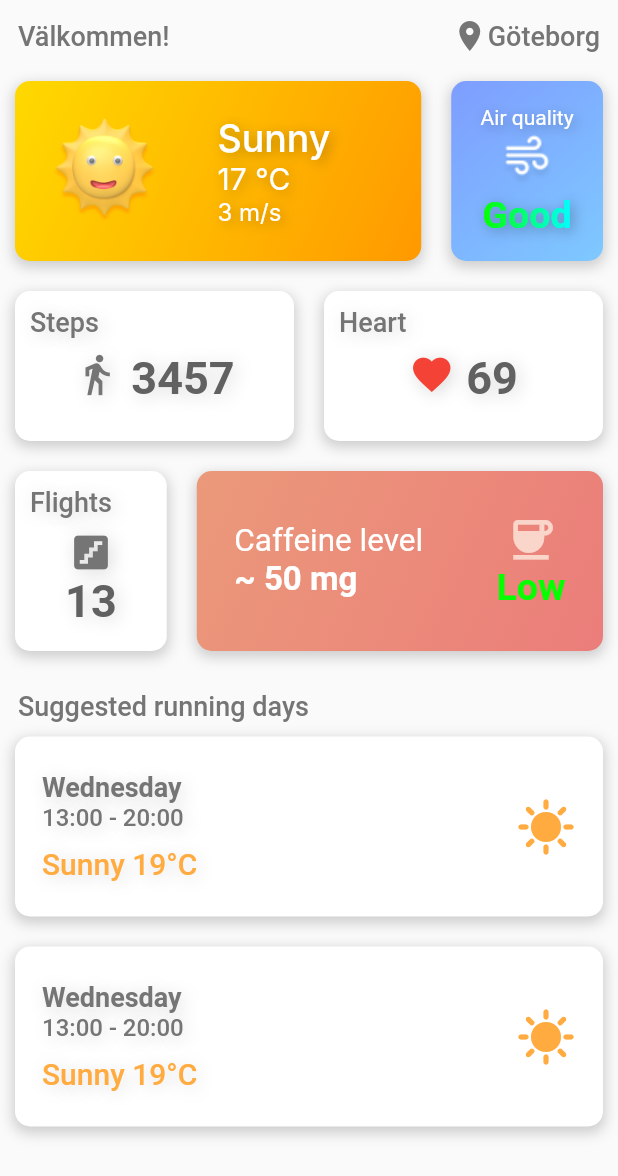
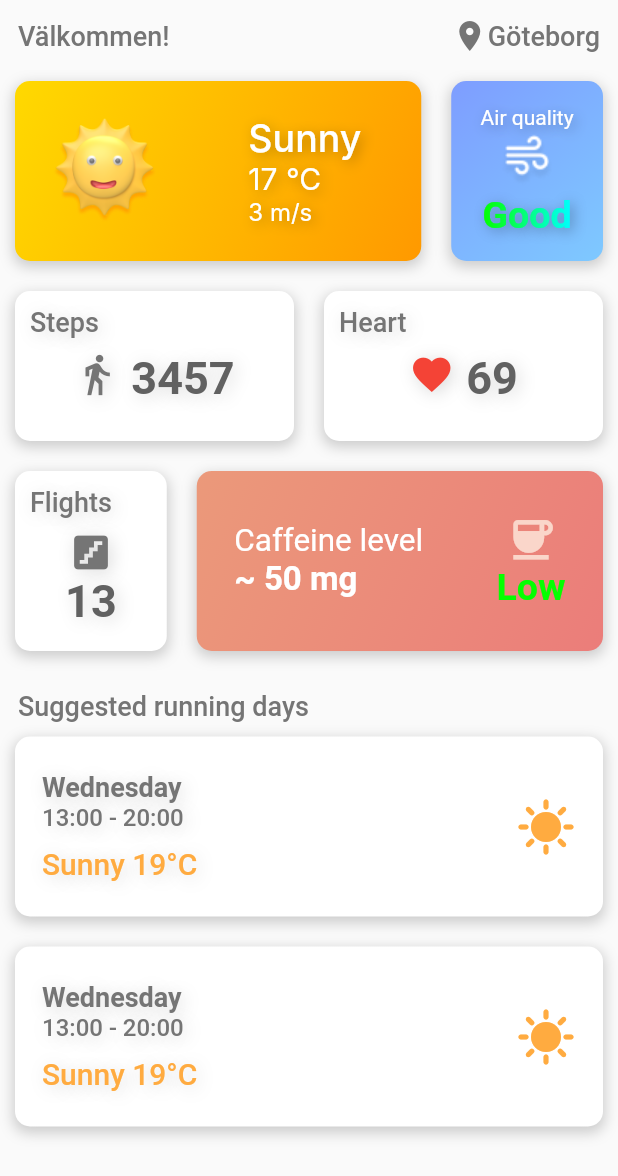
Before and after one commit to rikardro/HarmonyHub, a Flutter app: the screen it shows after launch, on a phone screen of 412 x 824 dp. Shown: the top 1176 px of the screen. Run offline on Flutter 3.47's test engine with Material 2 defaults, Android fonts, the phone set to English and light mode, and no system bars; Roboto replaces fonts that are missing (Inter).

Commit message:
update weather_card
small design update

Co-Authored-By: riarkd <130552559+riarkd@users.noreply.github.com>

```diff
--- a/healthapp/lib/dashboard/dashboard_cards/weather_card.dart
+++ b/healthapp/lib/dashboard/dashboard_cards/weather_card.dart
@@ -22,18 +22,21 @@ class WeatherCard extends StatelessWidget {
     return DashboardCard(
       flex: 12, color: const Color(0xFFFF9900),
       child: Row(
+        mainAxisAlignment: MainAxisAlignment.spaceBetween,
         children: [
           Column(
+            crossAxisAlignment: CrossAxisAlignment.start,
             children: const [
               Image(image: AssetImage('assets/images/3d-sun-with-smile-face-cartoon-style-rendered-object-illustration-png 1.png'),
               width: 100,),
             ],
           ),
           Column(
+            crossAxisAlignment: CrossAxisAlignment.end,
             mainAxisAlignment: MainAxisAlignment.center,
             children: [
               Container(
-                margin: const EdgeInsets.only(left: 25),
+                margin: const EdgeInsets.only(right: 30),
                 child: Column(
                   crossAxisAlignment: CrossAxisAlignment.start,
                   children: [
@@ -41,8 +44,8 @@ class WeatherCard extends StatelessWidget {
                     Text("17 °C", style: TextStyle(fontSize: 20, color: baseTextStyle.color, fontFamily: baseTextStyle.fontFamily, shadows: baseTextStyle.shadows)),
                     Text("3 m/s", style: TextStyle(fontSize: 16, color: baseTextStyle.color, fontFamily: baseTextStyle.fontFamily, shadows: baseTextStyle.shadows))
                   ],
+                ),
               ),
-            ),
             ],
           ),
         ],
```
